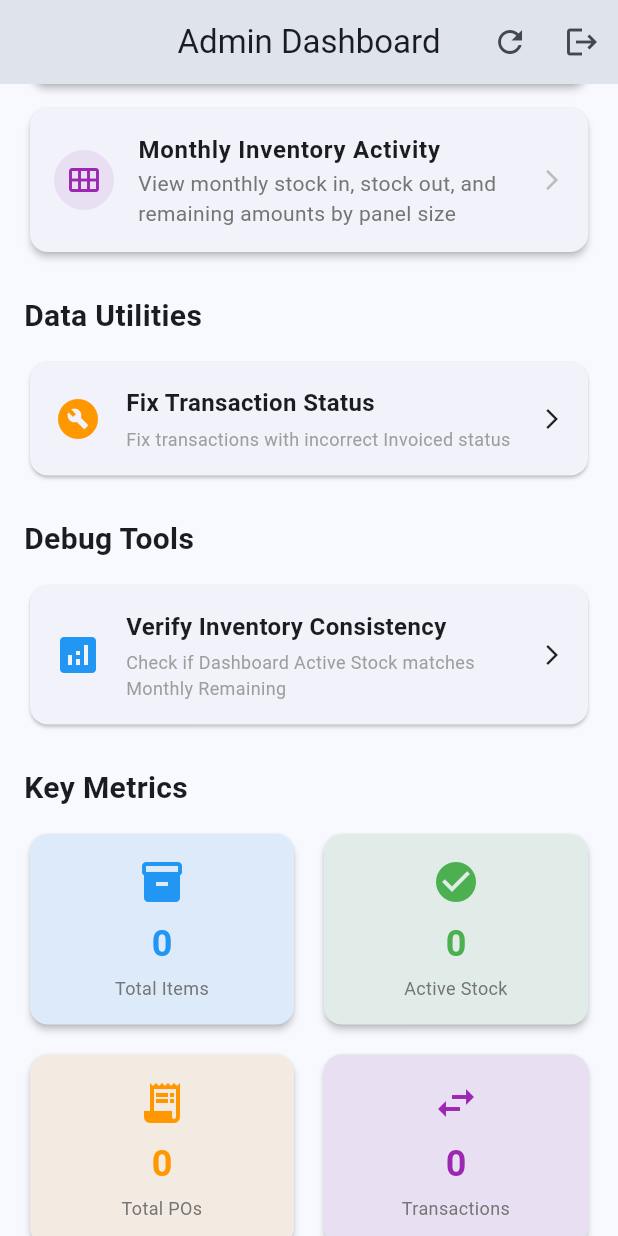
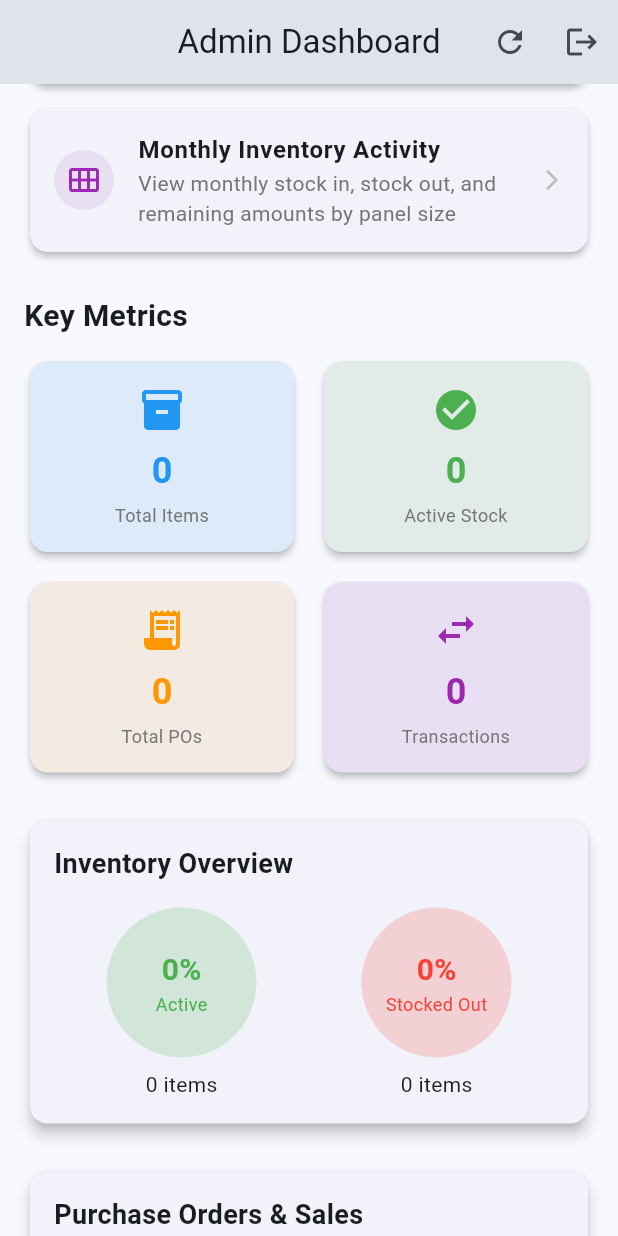
Before and after one commit to jayveeong05/lyfe-inventory-management, a Flutter app: the AdminDashboardScreen screen opened directly, scrolled down 1152 dp, on a phone screen of 412 x 824 dp. Run offline on Flutter 3.47's test engine with Material 3 defaults, Android fonts, the phone set to English and light mode, and no system bars; our stand-ins replace cloud_firestore, csv, file_picker, firebase_auth, firebase_core, firebase_storage and 2 more; missing offline and left inert: mobile_scanner, spreadsheet_decoder, syncfusion_flutter_pdf, zxing_lib; accounts and stored records are empty; generated files the repository leaves out were written again.

```diff
--- a/lib/screens/admin_dashboard_screen.dart
+++ b/lib/screens/admin_dashboard_screen.dart
@@ -1,6 +1,7 @@
 import 'package:flutter/material.dart';
 import 'package:provider/provider.dart';
 import 'package:intl/intl.dart';
+import 'package:cloud_firestore/cloud_firestore.dart';
 import '../providers/auth_provider.dart';
 import '../services/dashboard_service.dart';
 import '../services/invoice_service.dart';
@@ -132,12 +133,12 @@ class _AdminDashboardScreenState extends State<AdminDashboardScreen> {
                         const SizedBox(height: 24),
 
                         // Data fix utilities
-                        _buildDataFixSection(),
-                        const SizedBox(height: 24),
+                        // _buildDataFixSection(),
+                        // const SizedBox(height: 24),
 
                         // Debug section for inventory consistency
-                        _buildDebugSection(),
-                        const SizedBox(height: 24),
+                        // _buildDebugSection(),
+                        // const SizedBox(height: 24),
 
                         // Key metrics cards
                         _buildKeyMetricsSection(),
@@ -291,101 +292,101 @@ class _AdminDashboardScreenState extends State<AdminDashboardScreen> {
     );
   }
 
-  Widget _buildDataFixSection() {
-    return Column(
-      crossAxisAlignment: CrossAxisAlignment.start,
-      children: [
-        const Text(
-          'Data Utilities',
-          style: TextStyle(fontSize: 20, fontWeight: FontWeight.bold),
-        ),
-        const SizedBox(height: 12),
-        Card(
-          child: InkWell(
-            onTap: _fixInvoicedTransactionStatus,
-            borderRadius: BorderRadius.circular(12),
-            child: const Padding(
-              padding: EdgeInsets.all(16),
-              child: Row(
-                children: [
-                  Icon(Icons.build_circle, size: 32, color: Colors.orange),
-                  SizedBox(width: 16),
-                  Expanded(
-                    child: Column(
-                      crossAxisAlignment: CrossAxisAlignment.start,
-                      children: [
-                        Text(
-                          'Fix Transaction Status',
-                          style: TextStyle(
-                            fontSize: 16,
-                            fontWeight: FontWeight.bold,
-                          ),
-                        ),
-                        SizedBox(height: 4),
-                        Text(
-                          'Fix transactions with incorrect Invoiced status',
-                          style: TextStyle(fontSize: 12, color: Colors.grey),
-                        ),
-                      ],
-                    ),
-                  ),
-                  Icon(Icons.arrow_forward_ios, size: 16),
-                ],
-              ),
-            ),
-          ),
-        ),
-      ],
-    );
-  }
+  // Widget _buildDataFixSection() {
+  //   return Column(
+  //     crossAxisAlignment: CrossAxisAlignment.start,
+  //     children: [
+  //       const Text(
+  //         'Data Utilities',
+  //         style: TextStyle(fontSize: 20, fontWeight: FontWeight.bold),
+  //       ),
+  //       const SizedBox(height: 12),
+  //       Card(
+  //         child: InkWell(
+  //           onTap: _fixInvoicedTransactionStatus,
+  //           borderRadius: BorderRadius.circular(12),
+  //           child: const Padding(
+  //             padding: EdgeInsets.all(16),
+  //             child: Row(
+  //               children: [
+  //                 Icon(Icons.build_circle, size: 32, color: Colors.orange),
+  //                 SizedBox(width: 16),
+  //                 Expanded(
+  //                   child: Column(
+  //                     crossAxisAlignment: CrossAxisAlignment.start,
+  //                     children: [
+  //                       Text(
+  //                         'Fix Transaction Status',
+  //                         style: TextStyle(
+  //                           fontSize: 16,
+  //                           fontWeight: FontWeight.bold,
+  //                         ),
+  //                       ),
+  //                       SizedBox(height: 4),
+  //                       Text(
+  //                         'Fix transactions with incorrect Invoiced status',
+  //                         style: TextStyle(fontSize: 12, color: Colors.grey),
+  //                       ),
+  //                     ],
+  //                   ),
+  //                 ),
+  //                 Icon(Icons.arrow_forward_ios, size: 16),
+  //               ],
+  //             ),
+  //           ),
+  //         ),
+  //       ),
+  //     ],
+  //   );
+  // }
 
-  Widget _buildDebugSection() {
-    return Column(
-      crossAxisAlignment: CrossAxisAlignment.start,
-      children: [
-        const Text(
-          'Debug Tools',
-          style: TextStyle(fontSize: 20, fontWeight: FontWeight.bold),
-        ),
-        const SizedBox(height: 12),
-        Card(
-          child: InkWell(
-            onTap: _verifyInventoryConsistency,
-            borderRadius: BorderRadius.circular(12),
-            child: const Padding(
-              padding: EdgeInsets.all(16),
-              child: Row(
-                children: [
-                  Icon(Icons.analytics, size: 32, color: Colors.blue),
-                  SizedBox(width: 16),
-                  Expanded(
-                    child: Column(
-                      crossAxisAlignment: CrossAxisAlignment.start,
-                      children: [
-                        Text(
-                          'Verify Inventory Consistency',
-                          style: TextStyle(
-                            fontSize: 16,
-                            fontWeight: FontWeight.bold,
-                          ),
-                        ),
-                        SizedBox(height: 4),
-                        Text(
-                          'Check if Dashboard Active Stock matches Monthly Remaining',
-                          style: TextStyle(fontSize: 12, color: Colors.grey),
-                        ),
-                      ],
-                    ),
-                  ),
-                  Icon(Icons.arrow_forward_ios, size: 16),
-                ],
-              ),
-            ),
-          ),
-        ),
-      ],
-    );
-  }
+  // Widget _buildDebugSection() {
+  //   return Column(
+  //     crossAxisAlignment: CrossAxisAlignment.start,
+  //     children: [
+  //       const Text(
+  //         'Debug Tools',
+  //         style: TextStyle(fontSize: 20, fontWeight: FontWeight.bold),
+  //       ),
+  //       const SizedBox(height: 12),
+  //       Card(
+  //         child: InkWell(
+  //           onTap: _verifyInventoryConsistency,
+  //           borderRadius: BorderRadius.circular(12),
+  //           child: const Padding(
+  //             padding: EdgeInsets.all(16),
+  //             child: Row(
+  //               children: [
+  //                 Icon(Icons.analytics, size: 32, color: Colors.blue),
+  //                 SizedBox(width: 16),
+  //                 Expanded(
+  //                   child: Column(
+  //                     crossAxisAlignment: CrossAxisAlignment.start,
+  //                     children: [
+  //                       Text(
+  //                         'Verify Inventory Consistency',
+  //                         style: TextStyle(
+  //                           fontSize: 16,
+  //                           fontWeight: FontWeight.bold,
+  //                         ),
+  //                       ),
+  //                       SizedBox(height: 4),
+  //                       Text(
+  //                         'Check if Dashboard Active Stock matches Monthly Remaining',
+  //                         style: TextStyle(fontSize: 12, color: Colors.grey),
+  //                       ),
+  //                     ],
+  //                   ),
+  //                 ),
+  //                 Icon(Icons.arrow_forward_ios, size: 16),
+  //               ],
+  //             ),
+  //           ),
+  //         ),
+  //       ),
+  //     ],
+  //   );
+  // }
 
   Future<void> _verifyInventoryConsistency() async {
     // Show loading dialog
@@ -1140,7 +1141,18 @@ class _AdminDashboardScreenState extends State<AdminDashboardScreen> {
 
                   String timeAgo = 'Unknown time';
                   if (uploadedAt != null) {
-                    final timestamp = uploadedAt.toDate();
+                    DateTime? timestamp;
+                    if (uploadedAt is Timestamp) {
+                      timestamp = uploadedAt.toDate();
+                    } else if (uploadedAt is String) {
+                      try {
+                        timestamp = DateTime.parse(uploadedAt);
+                      } catch (e) {
+                        // Ignore parse errors
+                      }
+                    }
+
+                    if (timestamp != null) {
                       final now = DateTime.now();
                       final difference = now.difference(timestamp);
 
@@ -1152,6 +1164,7 @@ class _AdminDashboardScreenState extends State<AdminDashboardScreen> {
                         timeAgo = '${difference.inMinutes}m ago';
                       } else {
                         timeAgo = 'Just now';
+                      }
                     }
                   }
 
```
Also changed, not shown: lib/screens/inventory_report_screen.dart (+21 -5 lines), lib/screens/monthly_inventory_activity_screen.dart (+39 -3 lines), lib/services/inventory_management_service.dart (+44 -6 lines). Lines whose indentation alone changed are shown as unchanged.
